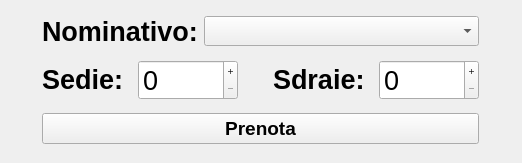
First picture: the form in ui/prenota_ombrellone.ui, repository Raccispini/Progetto-Hotel, before the edit.
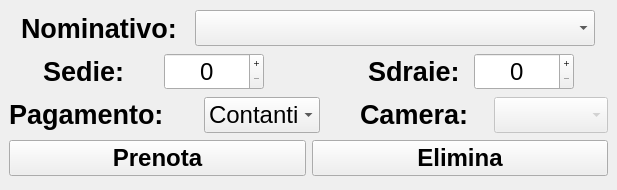
Second picture: the form after the edit. Icons and pictures are not drawn.

What changed in the file:
```diff
--- a/ui/prenota_ombrellone.ui
+++ b/ui/prenota_ombrellone.ui
@@ -6,22 +6,10 @@
    <rect>
     <x>0</x>
     <y>0</y>
-    <width>522</width>
-    <height>163</height>
+    <width>611</width>
+    <height>190</height>
    </rect>
   </property>
-  <property name="minimumSize">
-   <size>
-    <width>522</width>
-    <height>163</height>
-   </size>
-  </property>
-  <property name="maximumSize">
-   <size>
-    <width>522</width>
-    <height>163</height>
-   </size>
-  </property>
   <property name="windowTitle">
    <string>Prenota ombrellone</string>
   </property>
@@ -63,10 +51,27 @@
         </property>
         <property name="minimumSize">
          <size>
-          <width>0</width>
-          <height>30</height>
+          <width>400</width>
+          <height>0</height>
          </size>
         </property>
+        <property name="maximumSize">
+         <size>
+          <width>400</width>
+          <height>16777215</height>
+         </size>
+        </property>
+        <property name="font">
+         <font>
+          <pointsize>18</pointsize>
+         </font>
+        </property>
+        <property name="cursor">
+         <cursorShape>PointingHandCursor</cursorShape>
+        </property>
+        <property name="currentText">
+         <string notr="true"/>
+        </property>
        </widget>
       </item>
      </layout>
@@ -74,12 +79,12 @@
     <item row="1" column="0">
      <layout class="QHBoxLayout" name="horizontalLayout_4">
       <property name="spacing">
-       <number>35</number>
+       <number>70</number>
       </property>
       <item>
        <layout class="QHBoxLayout" name="horizontalLayout_2">
         <property name="spacing">
-         <number>0</number>
+         <number>25</number>
         </property>
         <item>
          <widget class="QLabel" name="label_2">
@@ -129,9 +134,12 @@
           </property>
           <property name="font">
            <font>
-            <pointsize>20</pointsize>
+            <pointsize>18</pointsize>
            </font>
           </property>
+          <property name="alignment">
+           <set>Qt::AlignCenter</set>
+          </property>
           <property name="buttonSymbols">
            <enum>QAbstractSpinBox::PlusMinus</enum>
           </property>
@@ -142,7 +150,7 @@
            <bool>false</bool>
           </property>
           <property name="maximum">
-           <number>2</number>
+           <number>6</number>
           </property>
          </widget>
         </item>
@@ -201,9 +209,12 @@
           </property>
           <property name="font">
            <font>
-            <pointsize>20</pointsize>
+            <pointsize>18</pointsize>
            </font>
           </property>
+          <property name="alignment">
+           <set>Qt::AlignCenter</set>
+          </property>
           <property name="buttonSymbols">
            <enum>QAbstractSpinBox::PlusMinus</enum>
           </property>
@@ -214,7 +225,7 @@
            <bool>false</bool>
           </property>
           <property name="maximum">
-           <number>4</number>
+           <number>6</number>
           </property>
          </widget>
         </item>
@@ -223,18 +234,160 @@
      </layout>
     </item>
     <item row="2" column="0">
-     <widget class="QPushButton" name="pB_prenota_ombrellone">
-      <property name="font">
-       <font>
-        <pointsize>14</pointsize>
-        <weight>75</weight>
-        <bold>true</bold>
-       </font>
+     <layout class="QHBoxLayout" name="horizontalLayout_8">
+      <property name="spacing">
+       <number>40</number>
       </property>
-      <property name="text">
-       <string>Prenota</string>
-      </property>
-     </widget>
+      <item>
+       <layout class="QHBoxLayout" name="horizontalLayout_6">
+        <item>
+         <widget class="QLabel" name="label_4">
+          <property name="sizePolicy">
+           <sizepolicy hsizetype="Fixed" vsizetype="Fixed">
+            <horstretch>0</horstretch>
+            <verstretch>0</verstretch>
+           </sizepolicy>
+          </property>
+          <property name="font">
+           <font>
+            <pointsize>20</pointsize>
+            <weight>75</weight>
+            <bold>true</bold>
+           </font>
+          </property>
+          <property name="text">
+           <string>Pagamento:</string>
+          </property>
+         </widget>
+        </item>
+        <item>
+         <widget class="QComboBox" name="cB_pagamento">
+          <property name="sizePolicy">
+           <sizepolicy hsizetype="Preferred" vsizetype="Fixed">
+            <horstretch>0</horstretch>
+            <verstretch>0</verstretch>
+           </sizepolicy>
+          </property>
+          <property name="minimumSize">
+           <size>
+            <width>0</width>
+            <height>30</height>
+           </size>
+          </property>
+          <property name="font">
+           <font>
+            <pointsize>18</pointsize>
+           </font>
+          </property>
+          <property name="cursor">
+           <cursorShape>PointingHandCursor</cursorShape>
+          </property>
+          <item>
+           <property name="text">
+            <string>Contanti</string>
+           </property>
+          </item>
+          <item>
+           <property name="text">
+            <string>Carta</string>
+           </property>
+          </item>
+          <item>
+           <property name="text">
+            <string>Acconto</string>
+           </property>
+          </item>
+         </widget>
+        </item>
+       </layout>
+      </item>
+      <item>
+       <layout class="QHBoxLayout" name="horizontalLayout_7">
+        <property name="spacing">
+         <number>25</number>
+        </property>
+        <item>
+         <widget class="QLabel" name="label_5">
+          <property name="sizePolicy">
+           <sizepolicy hsizetype="Fixed" vsizetype="Fixed">
+            <horstretch>0</horstretch>
+            <verstretch>0</verstretch>
+           </sizepolicy>
+          </property>
+          <property name="font">
+           <font>
+            <pointsize>20</pointsize>
+            <weight>75</weight>
+            <bold>true</bold>
+           </font>
+          </property>
+          <property name="text">
+           <string>Camera:</string>
+          </property>
+         </widget>
+        </item>
+        <item>
+         <widget class="QComboBox" name="cB_camera">
+          <property name="enabled">
+           <bool>false</bool>
+          </property>
+          <property name="sizePolicy">
+           <sizepolicy hsizetype="Fixed" vsizetype="Fixed">
+            <horstretch>0</horstretch>
+            <verstretch>0</verstretch>
+           </sizepolicy>
+          </property>
+          <property name="font">
+           <font>
+            <pointsize>18</pointsize>
+           </font>
+          </property>
+          <property name="cursor">
+           <cursorShape>PointingHandCursor</cursorShape>
+          </property>
+         </widget>
+        </item>
+       </layout>
+      </item>
+     </layout>
+    </item>
+    <item row="3" column="0">
+     <layout class="QHBoxLayout" name="horizontalLayout_5">
+      <item>
+       <widget class="QPushButton" name="pB_prenota_ombrellone">
+        <property name="font">
+         <font>
+          <pointsize>18</pointsize>
+          <weight>75</weight>
+          <bold>true</bold>
+         </font>
+        </property>
+        <property name="cursor">
+         <cursorShape>PointingHandCursor</cursorShape>
+        </property>
+        <property name="text">
+         <string>Prenota</string>
+        </property>
+       </widget>
+      </item>
+      <item>
+       <widget class="QPushButton" name="pB_elimina_ombrellone">
+        <property name="font">
+         <font>
+          <pointsize>18</pointsize>
+          <weight>75</weight>
+          <bold>true</bold>
+         </font>
+        </property>
+        <property name="cursor">
+         <cursorShape>PointingHandCursor</cursorShape>
+        </property>
+        <property name="text">
+         <string>Elimina</string>
+        </property>
+       </widget>
+      </item>
+     </layout>
     </item>
    </layout>
   </widget>
```
Left out of the diff: 2 changed lines with no effect on the pictures.
